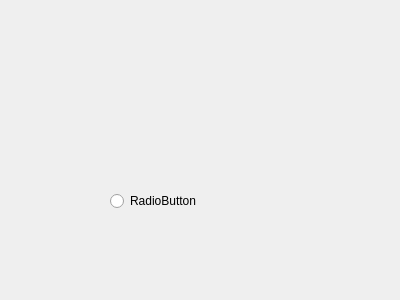
MansTomb/uamp, file app/src/EditFileTagsDialog.ui: the form before one commit.
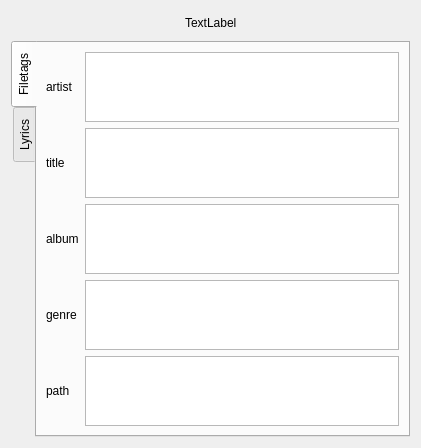
The form after the commit.

Commit message: Add tabWidget for tags and lyrics

```diff
--- a/app/src/EditFileTagsDialog.ui
+++ b/app/src/EditFileTagsDialog.ui
@@ -6,26 +6,140 @@
    <rect>
     <x>0</x>
     <y>0</y>
-    <width>400</width>
-    <height>300</height>
+    <width>421</width>
+    <height>448</height>
    </rect>
   </property>
   <property name="windowTitle">
    <string>Form</string>
   </property>
-  <widget class="QRadioButton" name="radioButton">
-   <property name="geometry">
-    <rect>
-     <x>110</x>
-     <y>190</y>
-     <width>101</width>
-     <height>22</height>
-    </rect>
-   </property>
-   <property name="text">
-    <string>RadioButton</string>
-   </property>
-  </widget>
+  <layout class="QGridLayout" name="gridLayout">
+   <item row="0" column="0">
+    <layout class="QVBoxLayout" name="verticalLayout" stretch="2,10">
+     <item>
+      <layout class="QHBoxLayout" name="horizontalLayout_2">
+       <item>
+        <spacer name="horizontalSpacer">
+         <property name="orientation">
+          <enum>Qt::Horizontal</enum>
+         </property>
+         <property name="sizeHint" stdset="0">
+          <size>
+           <width>40</width>
+           <height>20</height>
+          </size>
+         </property>
+        </spacer>
+       </item>
+       <item>
+        <widget class="QLabel" name="trackName">
+         <property name="text">
+          <string>TextLabel</string>
+         </property>
+        </widget>
+       </item>
+       <item>
+        <spacer name="horizontalSpacer_2">
+         <property name="orientation">
+          <enum>Qt::Horizontal</enum>
+         </property>
+         <property name="sizeHint" stdset="0">
+          <size>
+           <width>40</width>
+           <height>20</height>
+          </size>
+         </property>
+        </spacer>
+       </item>
+      </layout>
+     </item>
+     <item>
+      <layout class="QHBoxLayout" name="horizontalLayout_3">
+       <item>
+        <widget class="QTabWidget" name="tabWidget">
+         <property name="tabPosition">
+          <enum>QTabWidget::West</enum>
+         </property>
+         <property name="tabShape">
+          <enum>QTabWidget::Rounded</enum>
+         </property>
+         <property name="currentIndex">
+          <number>0</number>
+         </property>
+         <widget class="QWidget" name="Filetags">
+          <attribute name="title">
+           <string>Filetags</string>
+          </attribute>
+          <layout class="QGridLayout" name="gridLayout_3" rowstretch="1,2,3,4,5" rowminimumheight="1,2,3,4,5">
+           <item row="0" column="0">
+            <widget class="QLabel" name="artist_2">
+             <property name="text">
+              <string>artist</string>
+             </property>
+            </widget>
+           </item>
+           <item row="0" column="1">
+            <widget class="QPlainTextEdit" name="artistText_2"/>
+           </item>
+           <item row="1" column="0">
+            <widget class="QLabel" name="title_2">
+             <property name="text">
+              <string>title</string>
+             </property>
+            </widget>
+           </item>
+           <item row="1" column="1">
+            <widget class="QPlainTextEdit" name="titleText_2"/>
+           </item>
+           <item row="2" column="0">
+            <widget class="QLabel" name="album_2">
+             <property name="text">
+              <string>album</string>
+             </property>
+            </widget>
+           </item>
+           <item row="2" column="1">
+            <widget class="QPlainTextEdit" name="albumText_2"/>
+           </item>
+           <item row="3" column="0">
+            <widget class="QLabel" name="genre_2">
+             <property name="text">
+              <string>genre</string>
+             </property>
+            </widget>
+           </item>
+           <item row="3" column="1">
+            <widget class="QPlainTextEdit" name="genreText_2"/>
+           </item>
+           <item row="4" column="0">
+            <widget class="QLabel" name="pathToFile_2">
+             <property name="text">
+              <string>path</string>
+             </property>
+            </widget>
+           </item>
+           <item row="4" column="1">
+            <widget class="QPlainTextEdit" name="pathText_2"/>
+           </item>
+          </layout>
+         </widget>
+         <widget class="QWidget" name="Lyrics">
+          <attribute name="title">
+           <string>Lyrics</string>
+          </attribute>
+          <layout class="QGridLayout" name="gridLayout_2">
+           <item row="0" column="0">
+            <widget class="QPlainTextEdit" name="lyrics"/>
+           </item>
+          </layout>
+         </widget>
+        </widget>
+       </item>
+      </layout>
+     </item>
+    </layout>
+   </item>
+  </layout>
  </widget>
  <resources/>
  <connections/>
```
The commit also changes 6 other files.
